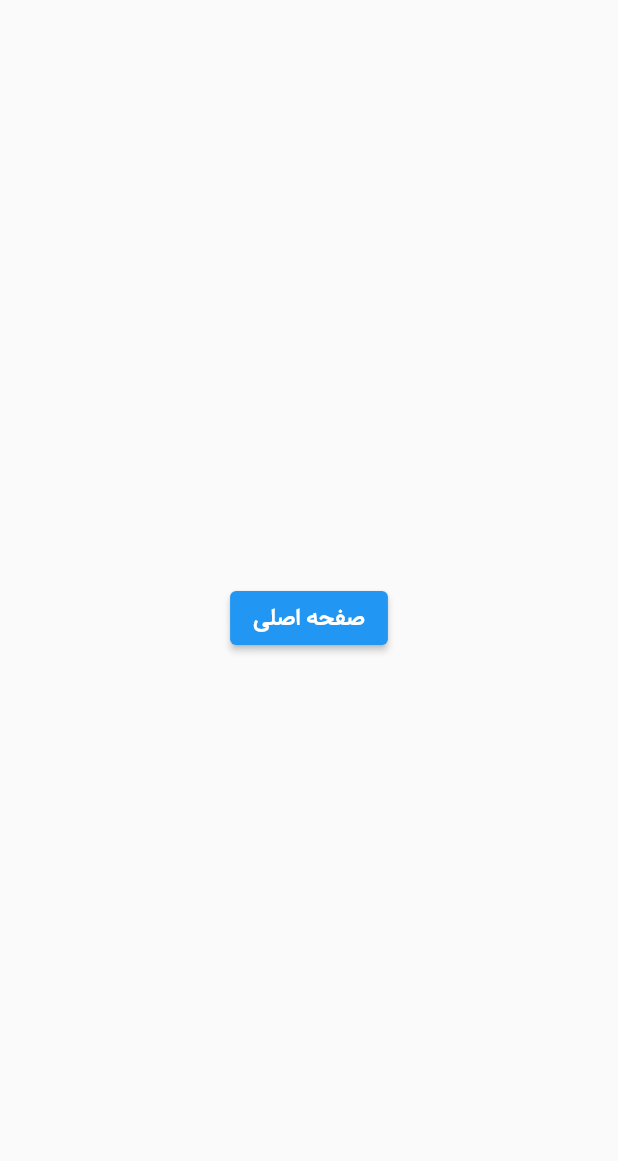
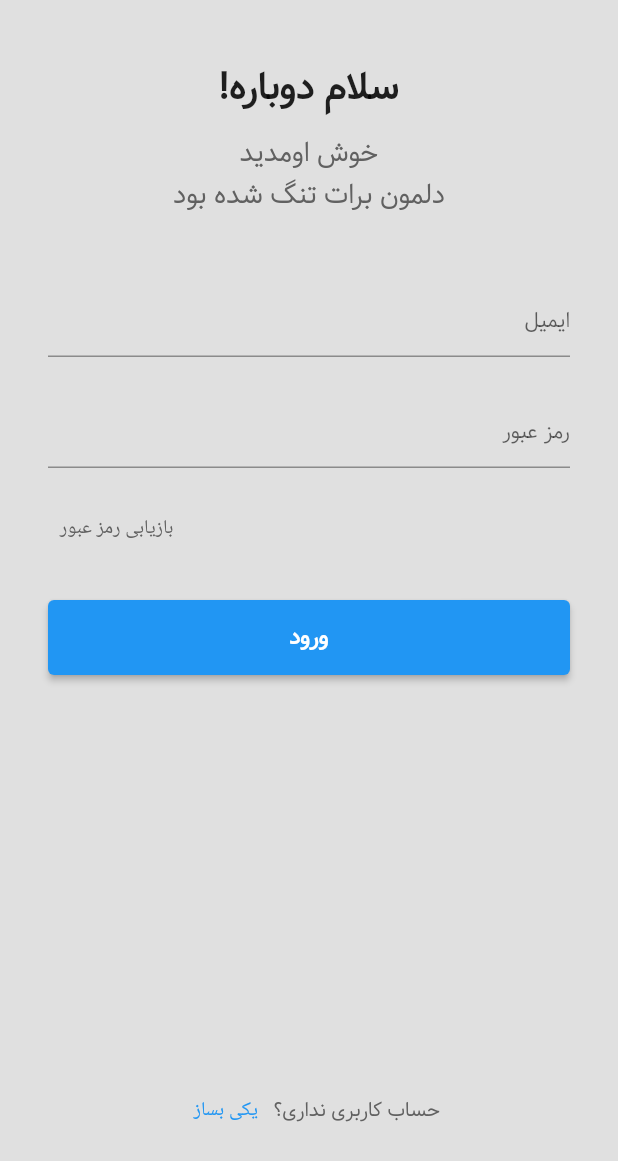
Before and after one commit to smrTofighi/parking_app, a Flutter app: the LoginScreen screen opened directly, on a phone screen of 412 x 824 dp. Shown: the top 1161 px of the screen. Run offline on Flutter 3.47's test engine with Material 2 defaults, Android fonts, the phone set to English and light mode, and no system bars; our stand-ins replace flutter_spinkit, get, get_storage, shared_preferences, smooth_page_indicator; accounts and stored records are empty; statements that could not run were skipped.

Commit message:
create and coplete login screen

```diff
--- /dev/null
+++ b/lib/constant/strings.dart
@@ -0,0 +1,17 @@
+class Strings {
+  static const String goodAfternonText = 'عصرت بخیر';
+  static const String bestText = 'برترین ها';
+  static const String nearFromYou = 'نزدیک ترین ها';
+  static const String seeAllText = 'همه رو ببین';
+  static const String searchHintText = 'هرجایی رو میخوای جستجو کن ):';
+  static const String totalSpaceForCars = 'فضای موجود';
+  static const String loginText = 'ورود';
+  static const String youDontHaveAnyAccountText = 'حساب کاربری نداری؟';
+  static const String createOneText = 'یکی بساز';
+  static const String helloAgainText = 'سلام دوباره!';
+  static const String recoveryPasswordText = 'بازیابی رمز عبور';
+  static const String textForUserFromLoginScreenText = '''
+خوش اومدید
+دلمون برات تنگ شده بود
+''';
+}
--- a/lib/views/screens/login_screen.dart
+++ b/lib/views/screens/login_screen.dart
@@ -1,9 +1,7 @@
 import 'package:flutter/material.dart';
-import 'package:flutter/src/widgets/container.dart';
-import 'package:flutter/src/widgets/framework.dart';
-import 'package:flutter/widgets.dart';
 import 'package:get/get.dart';
-import 'package:park_app/views/screens/main_screen.dart';
+import 'package:park_app/constant/colors.dart';
+import 'package:park_app/constant/strings.dart';
 
 class LoginScreen extends StatelessWidget {
   const LoginScreen({super.key});
@@ -12,12 +10,143 @@ class LoginScreen extends StatelessWidget {
   Widget build(BuildContext context) {
     return SafeArea(
       child: Scaffold(
-        body: Center(
-          child: ElevatedButton(
-            onPressed: () {
-              Get.off(const MainScreen());
-            },
-            child: const Text('صفحه اصلی'),
+        backgroundColor: Colors.grey[300],
+        body: Column(
+          crossAxisAlignment: CrossAxisAlignment.center,
+          children: [
+            const SizedBox(
+              height: 40.0,
+            ),
+            helloAgainText(),
+            const SizedBox(
+              height: 10.0,
+            ),
+            messageForUserText(),
+            const SizedBox(
+              height: 16.0,
+            ),
+            emailTextField(),
+            const SizedBox(
+              height: 16.0,
+            ),
+            passwordTextField(),
+            recoveryPasswordTextButton(),
+            loginButton(),
+            const Spacer(),
+            createAccountRowButton(),
+            const SizedBox(
+              height: 60,
+            )
+          ],
+        ),
+      ),
+    );
+  }
+
+  Row createAccountRowButton() {
+    return Row(
+      mainAxisAlignment: MainAxisAlignment.center,
+      children: [
+        Text(
+          Strings.youDontHaveAnyAccountText,
+          style: TextStyle(fontSize: 13, color: Colors.grey[700]),
+        ),
+        TextButton(
+          onPressed: () {},
+          style: ButtonStyle(
+            textStyle: MaterialStateProperty.all(
+              const TextStyle(fontSize: 13),
+            ),
+            foregroundColor: MaterialStateProperty.all(SolidColors.blueColor),
+          ),
+          child: const Text(Strings.createOneText),
+        )
+      ],
+    );
+  }
+
+  Padding loginButton() {
+    return Padding(
+      padding: const EdgeInsets.fromLTRB(32, 8, 32, 36),
+      child: SizedBox(
+        width: Get.width,
+        height: 50,
+        child: ElevatedButton(
+          onPressed: () {},
+          style: ButtonStyle(
+            backgroundColor:
+                MaterialStateProperty.all(SolidColors.backGroundColor),
+          ),
+          child: const Text(Strings.loginText),
+        ),
+      ),
+    );
+  }
+
+  Padding recoveryPasswordTextButton() {
+    return Padding(
+      padding: const EdgeInsets.fromLTRB(32, 16, 0, 16),
+      child: Align(
+        alignment: Alignment.centerLeft,
+        child: TextButton(
+          onPressed: () {},
+          style: ButtonStyle(
+            textStyle: MaterialStateProperty.all(
+              const TextStyle(fontSize: 13),
+            ),
+            foregroundColor: MaterialStateProperty.all(Colors.grey[700]),
+          ),
+          child: const Text(Strings.recoveryPasswordText),
+        ),
+      ),
+    );
+  }
+
+  Padding passwordTextField() {
+    return const Padding(
+      padding: EdgeInsets.fromLTRB(32, 0, 32, 0),
+      child: TextField(
+        decoration: InputDecoration(
+          hintText: 'رمز عبور',
+          hintStyle: TextStyle(fontSize: 14),
+        ),
+      ),
+    );
+  }
+
+  Padding emailTextField() {
+    return const Padding(
+      padding: EdgeInsets.fromLTRB(32, 0, 32, 8),
+      child: TextField(
+        decoration: InputDecoration(
+          hintStyle: TextStyle(fontSize: 14),
+          hintText: 'ایمیل',
+        ),
+      ),
+    );
+  }
+
+  Text messageForUserText() {
+    return Text(
+      Strings.textForUserFromLoginScreenText,
+      textAlign: TextAlign.center,
+      style: TextStyle(
+        fontSize: 18,
+        color: Colors.grey[700],
+      ),
+    );
+  }
+
+  SizedBox helloAgainText() {
+    return SizedBox(
+      width: Get.width,
+      child: const Align(
+        alignment: Alignment.center,
+        child: Text(
+          Strings.helloAgainText,
+          style: TextStyle(
+            fontWeight: FontWeight.bold,
+            fontSize: 25,
           ),
         ),
       ),
```
